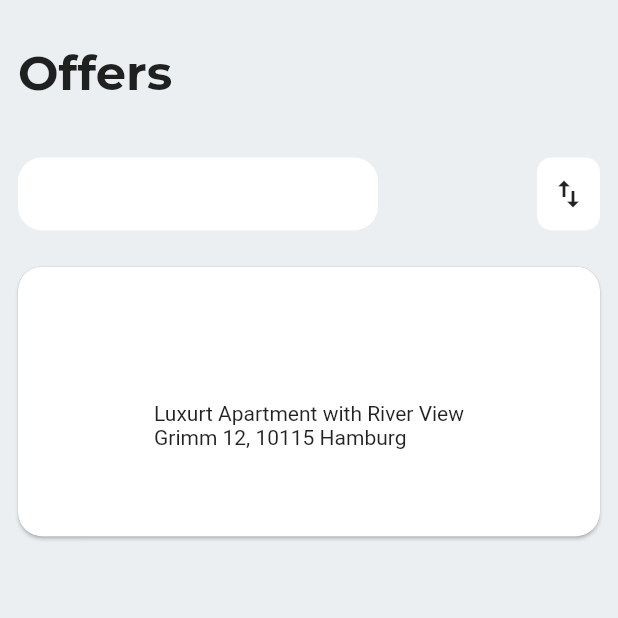
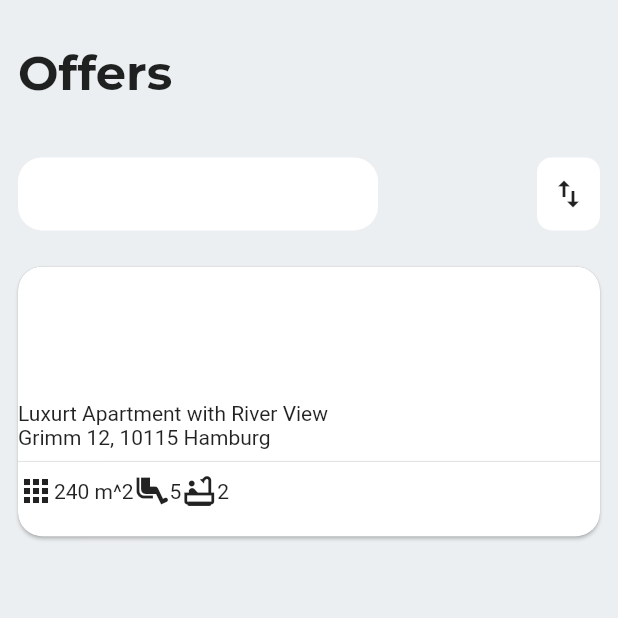
Before and after one commit to JAICHANGPARK/flutter_notebook_11th_story, a Flutter app: the screen it shows after launch, on a phone screen of 412 x 824 dp, the top half of it. Run offline on Flutter 3.47's test engine with Material 2 defaults, Android fonts, the phone set to English and light mode, and no system bars; our stand-ins replace backdrop, badges, flutter_inner_drawer, flutter_slidable, flutter_swiper, google_fonts.

Commit message:
Update offers_home_page.dart

```diff
--- a/lib/ep741_offers_app/ui/offers_home_page.dart
+++ b/lib/ep741_offers_app/ui/offers_home_page.dart
@@ -76,7 +76,21 @@ class _OffersHomePageState extends State<OffersHomePage> {
                               crossAxisAlignment: CrossAxisAlignment.start,
                               children: [
                                 Text("Luxurt Apartment with River View"),
-                                Text("Grimm 12, 10115 Hamburg")
+                                Text("Grimm 12, 10115 Hamburg"),
+                                Divider(),
+                                Row(
+                                  children: [
+                                    Icon(Icons.apps),
+                                    Text("240 m^2"),
+                                    Icon(Icons.airline_seat_legroom_extra),
+                                    Text("5"),
+
+                                    Icon(Icons.bathtub_outlined),
+                                    Text("2"),
+                                    Spacer(),
+
+                                  ],
+                                )
                               ],
                             )),
 
```
